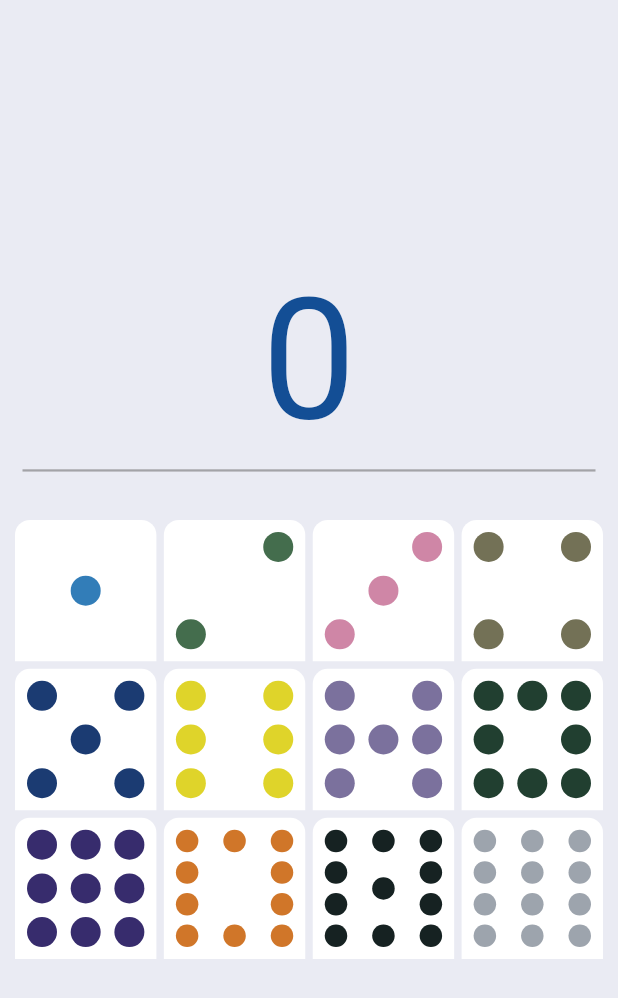
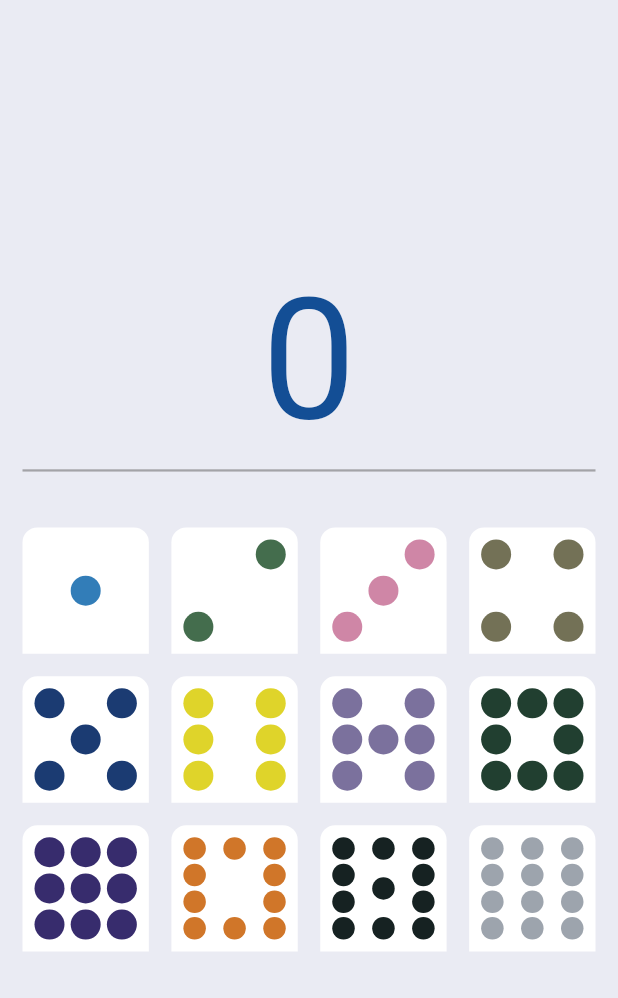
Before and after one commit to esron/mexican_calculator, a Flutter app: the screen it shows after launch, on a phone screen of 412 x 824 dp. Shown: the top 998 px of the screen. Run offline on Flutter 3.47's test engine with Material 2 defaults, Android fonts, the phone set to English and light mode, and no system bars.

```diff
--- a/lib/main.dart
+++ b/lib/main.dart
@@ -67,9 +67,9 @@ class _MyHomePageState extends State<MyHomePage> {
               GridView.count(
                 shrinkWrap: true,
                 primary: false,
-                padding: const EdgeInsets.all(10),
-                crossAxisSpacing: 5,
-                mainAxisSpacing: 5,
+                padding: const EdgeInsets.all(15),
+                crossAxisSpacing: 15,
+                mainAxisSpacing: 15,
                 crossAxisCount: 4,
                 children: list.map((item) => DominoPiece(
                   onTap: () => _incrementCounter(item),
```
